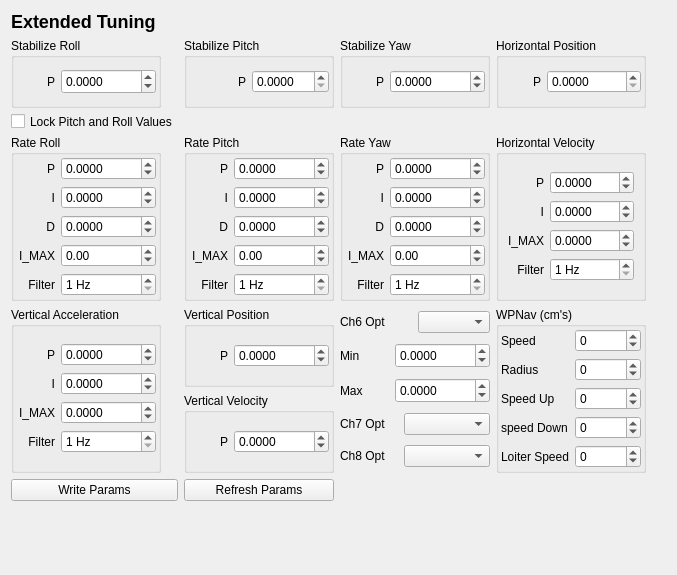
Qt form src/ui/configuration/CopterPidConfig.ui (ArduPilot/apm_planner) before a commit.
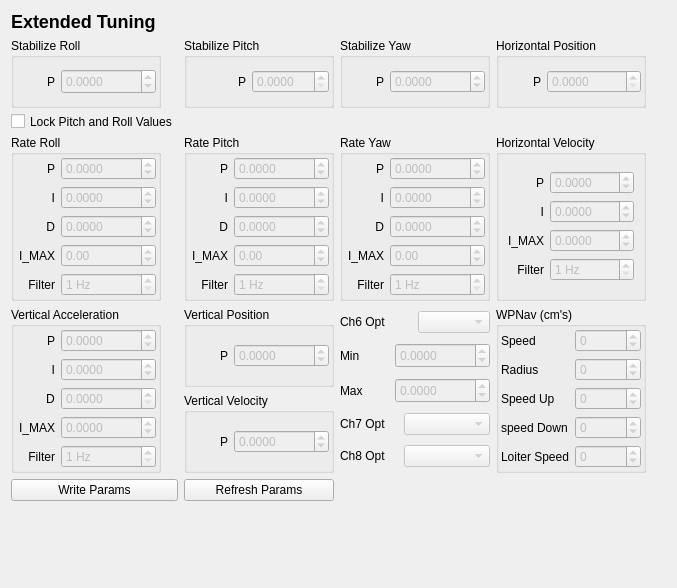
The same form after that commit.

Commit message: CopterPidConfig: Disable fields if parameters are not fetched properly. Add Z Accel D field

```diff
--- a/src/ui/configuration/CopterPidConfig.ui
+++ b/src/ui/configuration/CopterPidConfig.ui
@@ -7,7 +7,7 @@
     <x>0</x>
     <y>0</y>
     <width>677</width>
-    <height>575</height>
+    <height>588</height>
    </rect>
   </property>
   <property name="sizePolicy">
@@ -113,6 +113,9 @@
                <layout class="QVBoxLayout" name="verticalLayout_30">
                 <item>
                  <widget class="QDoubleSpinBox" name="posZPSpinBox">
+                  <property name="enabled">
+                   <bool>false</bool>
+                  </property>
                   <property name="decimals">
                    <number>4</number>
                   </property>
@@ -190,6 +193,9 @@
                <layout class="QVBoxLayout" name="verticalLayout_27">
                 <item>
                  <widget class="QDoubleSpinBox" name="velZPSpinBox">
+                  <property name="enabled">
+                   <bool>false</bool>
+                  </property>
                   <property name="decimals">
                    <number>4</number>
                   </property>
@@ -371,6 +377,9 @@
              <layout class="QVBoxLayout" name="verticalLayout_10">
               <item>
                <widget class="QDoubleSpinBox" name="rateRollPSpinBox">
+                <property name="enabled">
+                 <bool>false</bool>
+                </property>
                 <property name="decimals">
                  <number>4</number>
                 </property>
@@ -387,6 +396,9 @@
               </item>
               <item>
                <widget class="QDoubleSpinBox" name="rateRollISpinBox">
+                <property name="enabled">
+                 <bool>false</bool>
+                </property>
                 <property name="decimals">
                  <number>4</number>
                 </property>
@@ -403,6 +415,9 @@
               </item>
               <item>
                <widget class="QDoubleSpinBox" name="rateRollDSpinBox">
+                <property name="enabled">
+                 <bool>false</bool>
+                </property>
                 <property name="decimals">
                  <number>4</number>
                 </property>
@@ -419,6 +434,9 @@
               </item>
               <item>
                <widget class="QDoubleSpinBox" name="rateRollIMAXSpinBox">
+                <property name="enabled">
+                 <bool>false</bool>
+                </property>
                 <property name="minimum">
                  <double>-10000.000000000000000</double>
                 </property>
@@ -429,6 +447,9 @@
               </item>
               <item>
                <widget class="QDoubleSpinBox" name="rateRollFiltHzSpinBox">
+                <property name="enabled">
+                 <bool>false</bool>
+                </property>
                 <property name="suffix">
                  <string> Hz</string>
                 </property>
@@ -553,6 +574,9 @@
              <layout class="QVBoxLayout" name="verticalLayout_24">
               <item>
                <widget class="QDoubleSpinBox" name="rateYawPSpinBox">
+                <property name="enabled">
+                 <bool>false</bool>
+                </property>
                 <property name="decimals">
                  <number>4</number>
                 </property>
@@ -569,6 +593,9 @@
               </item>
               <item>
                <widget class="QDoubleSpinBox" name="rateYawISpinBox">
+                <property name="enabled">
+                 <bool>false</bool>
+                </property>
                 <property name="decimals">
                  <number>4</number>
                 </property>
@@ -585,6 +612,9 @@
               </item>
               <item>
                <widget class="QDoubleSpinBox" name="rateYawDSpinBox">
+                <property name="enabled">
+                 <bool>false</bool>
+                </property>
                 <property name="decimals">
                  <number>4</number>
                 </property>
@@ -601,6 +631,9 @@
               </item>
               <item>
                <widget class="QDoubleSpinBox" name="rateYawIMAXSpinBox">
+                <property name="enabled">
+                 <bool>false</bool>
+                </property>
                 <property name="minimum">
                  <double>-10000.000000000000000</double>
                 </property>
@@ -611,6 +644,9 @@
               </item>
               <item>
                <widget class="QDoubleSpinBox" name="rateYawFiltHzSpinBox">
+                <property name="enabled">
+                 <bool>false</bool>
+                </property>
                 <property name="suffix">
                  <string> Hz</string>
                 </property>
@@ -648,6 +684,9 @@
            </item>
            <item>
             <widget class="QComboBox" name="ch6OptComboBox">
+             <property name="enabled">
+              <bool>false</bool>
+             </property>
              <property name="sizePolicy">
               <sizepolicy hsizetype="Preferred" vsizetype="Fixed">
                <horstretch>0</horstretch>
@@ -687,6 +726,9 @@
            </item>
            <item>
             <widget class="QDoubleSpinBox" name="ch6MinSpinBox">
+             <property name="enabled">
+              <bool>false</bool>
+             </property>
              <property name="maximumSize">
               <size>
                <width>200</width>
@@ -726,6 +768,9 @@
            </item>
            <item>
             <widget class="QDoubleSpinBox" name="ch6MaxSpinBox">
+             <property name="enabled">
+              <bool>false</bool>
+             </property>
              <property name="maximumSize">
               <size>
                <width>200</width>
@@ -762,6 +807,9 @@
            </item>
            <item>
             <widget class="QComboBox" name="ch7OptComboBox">
+             <property name="enabled">
+              <bool>false</bool>
+             </property>
              <property name="sizePolicy">
               <sizepolicy hsizetype="Minimum" vsizetype="Fixed">
                <horstretch>0</horstretch>
@@ -801,6 +849,9 @@
            </item>
            <item>
             <widget class="QComboBox" name="ch8OptComboBox">
+             <property name="enabled">
+              <bool>false</bool>
+             </property>
              <property name="sizePolicy">
               <sizepolicy hsizetype="Minimum" vsizetype="Fixed">
                <horstretch>0</horstretch>
@@ -879,6 +930,13 @@
                 </property>
                </widget>
               </item>
+              <item alignment="Qt::AlignRight">
+               <widget class="QLabel" name="label_17">
+                <property name="text">
+                 <string>D</string>
+                </property>
+               </widget>
+              </item>
               <item>
                <widget class="QLabel" name="label_45">
                 <property name="text">
@@ -905,6 +963,9 @@
              <layout class="QVBoxLayout" name="verticalLayout_33">
               <item>
                <widget class="QDoubleSpinBox" name="accelZPSpinBox">
+                <property name="enabled">
+                 <bool>false</bool>
+                </property>
                 <property name="decimals">
                  <number>4</number>
                 </property>
@@ -921,6 +982,9 @@
               </item>
               <item>
                <widget class="QDoubleSpinBox" name="accelZISpinBox">
+                <property name="enabled">
+                 <bool>false</bool>
+                </property>
                 <property name="decimals">
                  <number>4</number>
                 </property>
@@ -935,8 +999,21 @@
                 </property>
                </widget>
               </item>
+              <item>
+               <widget class="QDoubleSpinBox" name="accelZDSpinBox">
+                <property name="enabled">
+                 <bool>false</bool>
+                </property>
+                <property name="decimals">
+                 <number>4</number>
+                </property>
+               </widget>
+              </item>
               <item>
                <widget class="QDoubleSpinBox" name="accelZIMAXSpinBox">
+                <property name="enabled">
+                 <bool>false</bool>
+                </property>
                 <property name="decimals">
                  <number>4</number>
                 </property>
@@ -950,6 +1027,9 @@
               </item>
               <item>
                <widget class="QDoubleSpinBox" name="accelZFiltHzSpinBox">
+                <property name="enabled">
+                 <bool>false</bool>
+                </property>
                 <property name="suffix">
                  <string> Hz</string>
                 </property>
@@ -1024,6 +1104,9 @@
              <layout class="QVBoxLayout" name="verticalLayout_4">
               <item>
                <widget class="QDoubleSpinBox" name="stabilPitchPSpinBox">
+                <property name="enabled">
+                 <bool>false</bool>
+                </property>
                 <property name="sizePolicy">
                  <sizepolicy hsizetype="Fixed" vsizetype="Fixed">
                   <horstretch>0</horstretch>
@@ -1084,6 +1167,9 @@
           </item>
           <item>
            <widget class="QDoubleSpinBox" name="posXYPSpinBox">
+            <property name="enabled">
+             <bool>false</bool>
+            </property>
             <property name="decimals">
              <number>4</number>
             </property>
@@ -1148,6 +1234,9 @@
              <layout class="QVBoxLayout" name="verticalLayout_6">
               <item>
                <widget class="QDoubleSpinBox" name="stabilYawPSpinBox">
+                <property name="enabled">
+                 <bool>false</bool>
+                </property>
                 <property name="decimals">
                  <number>4</number>
                 </property>
@@ -1243,6 +1332,9 @@
              <layout class="QVBoxLayout" name="verticalLayout_21">
               <item>
                <widget class="QDoubleSpinBox" name="velXYPSpinBox">
+                <property name="enabled">
+                 <bool>false</bool>
+                </property>
                 <property name="decimals">
                  <number>4</number>
                 </property>
@@ -1259,6 +1351,9 @@
               </item>
               <item>
                <widget class="QDoubleSpinBox" name="velXYISpinBox">
+                <property name="enabled">
+                 <bool>false</bool>
+                </property>
                 <property name="decimals">
                  <number>4</number>
                 </property>
@@ -1275,6 +1370,9 @@
               </item>
               <item>
                <widget class="QDoubleSpinBox" name="velXYIMAXSpinBox">
+                <property name="enabled">
+                 <bool>false</bool>
+                </property>
                 <property name="decimals">
                  <number>4</number>
                 </property>
@@ -1288,6 +1386,9 @@
               </item>
               <item>
                <widget class="QDoubleSpinBox" name="velXYFiltHzSpinBox">
+                <property name="enabled">
+                 <bool>false</bool>
+                </property>
                 <property name="suffix">
                  <string> Hz</string>
                 </property>
@@ -1402,6 +1503,9 @@
              <layout class="QVBoxLayout" name="verticalLayout_12">
               <item>
                <widget class="QDoubleSpinBox" name="ratePitchPSpinBox">
+                <property name="enabled">
+                 <bool>false</bool>
+                </property>
                 <property name="decimals">
                  <number>4</number>
                 </property>
@@ -1418,6 +1522,9 @@
               </item>
               <item>
                <widget class="QDoubleSpinBox" name="ratePitchISpinBox">
+                <property name="enabled">
+                 <bool>false</bool>
+                </property>
                 <property name="decimals">
                  <number>4</number>
                 </property>
@@ -1434,6 +1541,9 @@
               </item>
               <item>
                <widget class="QDoubleSpinBox" name="ratePitchDSpinBox">
+                <property name="enabled">
+                 <bool>false</bool>
+                </property>
                 <property name="decimals">
                  <number>4</number>
                 </property>
@@ -1450,6 +1560,9 @@
               </item>
               <item>
                <widget class="QDoubleSpinBox" name="ratePitchIMAXSpinBox">
+                <property name="enabled">
+                 <bool>false</bool>
+                </property>
                 <property name="minimum">
                  <double>-10000.000000000000000</double>
                 </property>
@@ -1460,6 +1573,9 @@
               </item>
               <item>
                <widget class="QDoubleSpinBox" name="ratePitchFiltHzSpinBox">
+                <property name="enabled">
+                 <bool>false</bool>
+                </property>
                 <property name="suffix">
                  <string> Hz</string>
                 </property>
@@ -1549,6 +1665,9 @@
              <layout class="QVBoxLayout" name="verticalLayout_2">
               <item>
                <widget class="QDoubleSpinBox" name="stabilRollPSpinBox">
+                <property name="enabled">
+                 <bool>false</bool>
+                </property>
                 <property name="minimumSize">
                  <size>
                   <width>0</width>
@@ -1663,6 +1782,9 @@
              <layout class="QVBoxLayout" name="verticalLayout_36">
               <item>
                <widget class="QDoubleSpinBox" name="wpNavSpeedSpinBox">
+                <property name="enabled">
+                 <bool>false</bool>
+                </property>
                 <property name="decimals">
                  <number>0</number>
                 </property>
@@ -1676,6 +1798,9 @@
               </item>
               <item>
                <widget class="QDoubleSpinBox" name="wpNavRadiusSpinBox">
+                <property name="enabled">
+                 <bool>false</bool>
+                </property>
                 <property name="decimals">
                  <number>0</number>
                 </property>
@@ -1689,6 +1814,9 @@
               </item>
               <item>
                <widget class="QDoubleSpinBox" name="wpNavSpeedUpSpinBox">
+                <property name="enabled">
+                 <bool>false</bool>
+                </property>
                 <property name="decimals">
                  <number>0</number>
                 </property>
@@ -1702,6 +1830,9 @@
               </item>
               <item>
                <widget class="QDoubleSpinBox" name="wpNavSpeedDownSpinBox">
+                <property name="enabled">
+                 <bool>false</bool>
+                </property>
                 <property name="decimals">
                  <number>0</number>
                 </property>
@@ -1715,6 +1846,9 @@
               </item>
               <item>
                <widget class="QDoubleSpinBox" name="wpNavLoiterSpeedSpinBox">
+                <property name="enabled">
+                 <bool>false</bool>
+                </property>
                 <property name="decimals">
                  <number>0</number>
                 </property>
```
Left out of the diff: 3 changed lines with no effect on the pictures. The commit also changes 1 other file.
